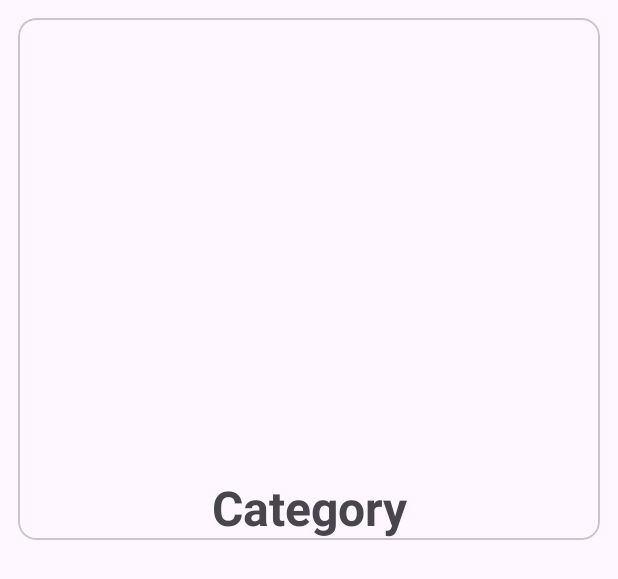
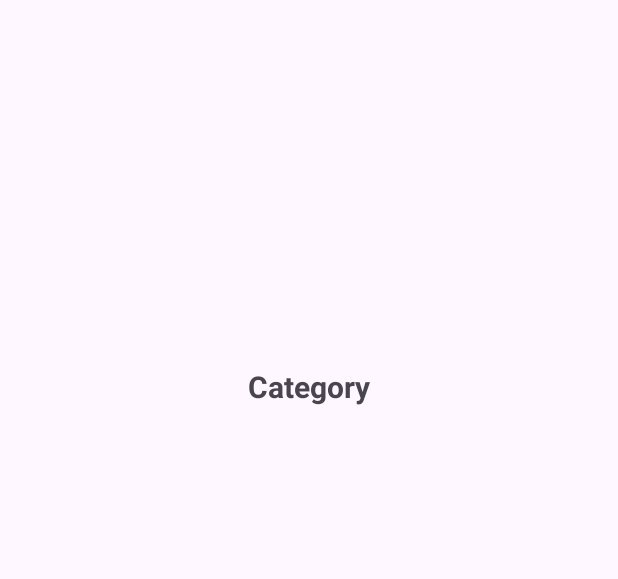
Before and after one commit to Nizam-Chaudhary/Wall-Set, an Android app: the layout category_item.xml on its own in the app's theme, with its tools: preview values and no code run, on a phone screen of 412 x 824 dp. Shown: the top 579 px of the screen. Run offline under Robolectric (Android 15) with nearby library versions, the phone set to English and light mode, and no system bars.

Commit message:
[Improved Design]

```diff
--- a/app/src/main/res/layout/activity_set_wall_paper.xml
+++ b/app/src/main/res/layout/activity_set_wall_paper.xml
@@ -17,7 +17,7 @@
         android:layout_height="wrap_content"
         android:layout_margin="12dp"
         android:text="Home Screen"
-        style="@style/curved"
+        style="@style/CurvedImageView"
         android:textSize="20sp"
         app:layout_constraintBottom_toTopOf="@+id/fabSetOnLockScreen" />
 
@@ -27,7 +27,7 @@
         android:layout_height="wrap_content"
         android:layout_margin="12dp"
         android:text="Lock Screen"
-        style="@style/curved"
+        style="@style/CurvedImageView"
         android:textSize="20sp"
         app:layout_constraintBottom_toTopOf="@+id/fabSetOnBothScreen" />
 
@@ -37,7 +37,7 @@
         android:layout_height="wrap_content"
         android:layout_margin="12dp"
         android:text="On Both Screen"
-        style="@style/curved"
+        style="@style/CurvedImageView"
         android:textSize="20sp"
         app:layout_constraintBottom_toBottomOf="parent" />
 </androidx.constraintlayout.widget.ConstraintLayout>
--- a/app/src/main/res/layout/category_item.xml
+++ b/app/src/main/res/layout/category_item.xml
@@ -1,23 +1,18 @@
 <?xml version="1.0" encoding="utf-8"?>
-<com.google.android.material.card.MaterialCardView
+<androidx.constraintlayout.widget.ConstraintLayout
     xmlns:android="http://schemas.android.com/apk/res/android"
     xmlns:app="http://schemas.android.com/apk/res-auto"
     android:layout_width="match_parent"
-    android:layout_height="wrap_content"
-    style="@style/curved"
-    android:elevation="10dp"
-    android:layout_margin="12dp">
-
-    <androidx.constraintlayout.widget.ConstraintLayout
-        android:layout_width="match_parent"
     android:layout_height="wrap_content">
 
-        <ImageView
+    <com.google.android.material.imageview.ShapeableImageView
         android:id="@+id/imageView"
-            style="@style/curved"
+        app:shapeAppearanceOverlay="@style/curved"
         android:layout_width="0dp"
-            android:layout_height="300dp"
+        android:layout_height="240dp"
         android:contentDescription="Category Image"
+        android:layout_marginEnd="8dp"
+        android:layout_marginStart="8dp"
         app:layout_constraintBottom_toBottomOf="parent"
         app:layout_constraintEnd_toEndOf="parent"
         app:layout_constraintHorizontal_bias="0.0"
@@ -31,9 +26,10 @@
         android:layout_width="match_parent"
         android:layout_height="match_parent"
         android:text="Category"
-            android:textSize="32sp"
+        android:textSize="20sp"
         android:textStyle="bold"
         android:gravity="center"
+        android:layout_marginBottom="8dp"
         app:layout_constraintBottom_toBottomOf="parent"
         app:layout_constraintEnd_toEndOf="parent"
         app:layout_constraintHorizontal_bias="0.5"
@@ -42,4 +38,3 @@
         app:layout_constraintVertical_bias="0.1"
         />
 </androidx.constraintlayout.widget.ConstraintLayout>
-</com.google.android.material.card.MaterialCardView>
--- a/app/src/main/res/layout/wallpaper_item.xml
+++ b/app/src/main/res/layout/wallpaper_item.xml
@@ -4,7 +4,7 @@
     xmlns:app="http://schemas.android.com/apk/res-auto"
     android:layout_width="match_parent"
     android:layout_height="wrap_content"
-    style="@style/curved"
+    style="@style/CurvedImageView"
     android:elevation="10dp"
     android:layout_margin="12dp">
 
@@ -14,7 +14,7 @@
 
         <ImageView
             android:id="@+id/imageView"
-            style="@style/curved"
+            style="@style/CurvedImageView"
             android:layout_width="0dp"
             android:layout_height="600dp"
             android:contentDescription="Category Image"
--- a/app/src/main/res/values/cusotm_style.xml
+++ /dev/null
@@ -1,6 +0,0 @@
-<?xml version="1.0" encoding="utf-8"?>
-<resources>
-    <style name="curved">
-        <item name="cornerSize">15%</item>
-    </style>
-</resources>
```
Also changed, not shown: app/src/main/res/layout/recommendation_image_item.xml (+5 -3 lines). Lines whose indentation alone changed are shown as unchanged.
